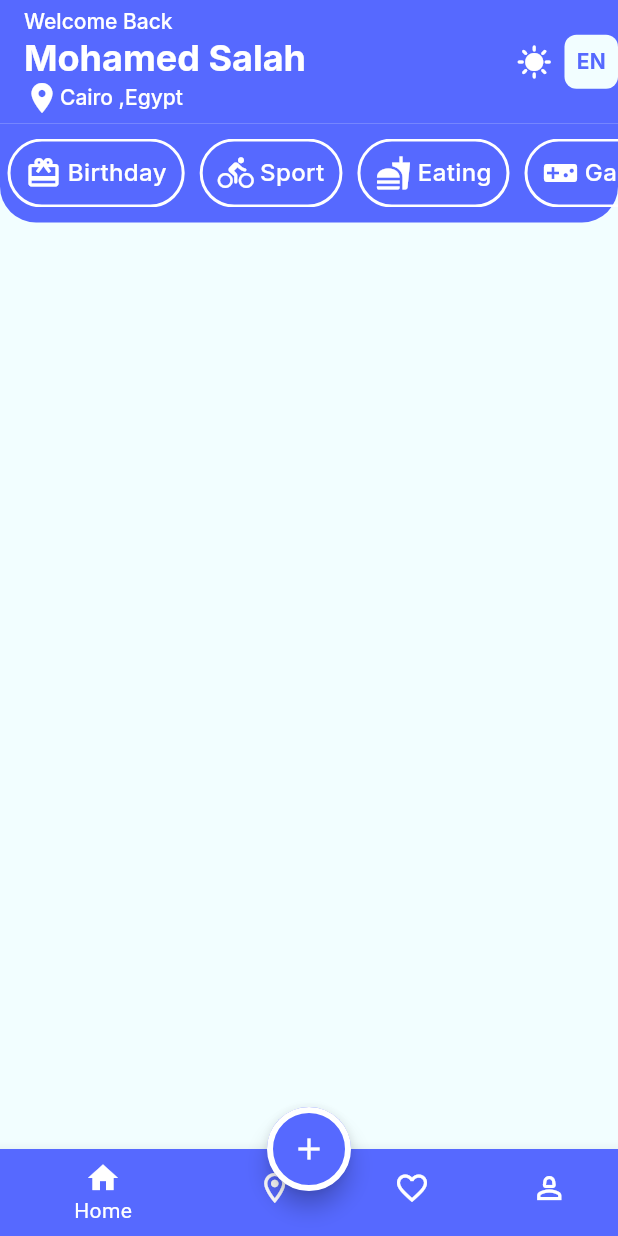
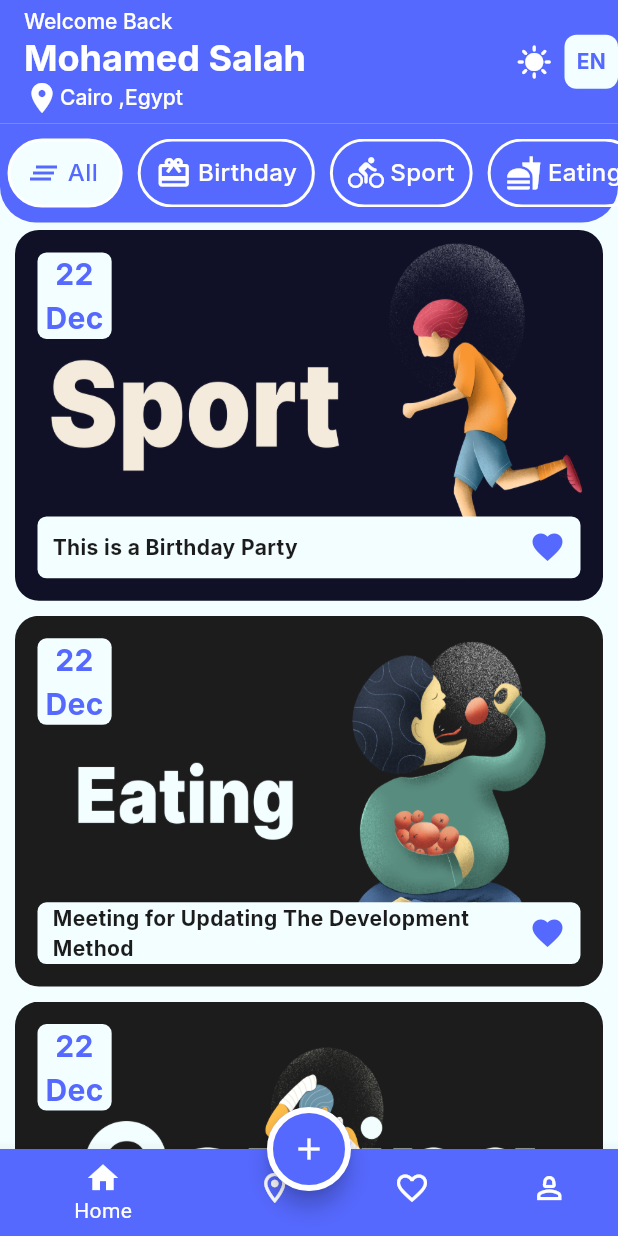
Before and after one commit to msalahzaki/event_planner, a Flutter app: the screen it shows after launch, on a phone screen of 412 x 824 dp. Run offline on Flutter 3.47's test engine with Material 3 defaults, Android fonts, the phone set to English and light mode, and no system bars; our stand-ins replace google_fonts, introduction_screen; generated files the repository leaves out were written again.

Commit message:
Home UI Complete

```diff
--- a/lib/core/utils/app_styles.dart
+++ b/lib/core/utils/app_styles.dart
@@ -15,6 +15,8 @@ class AppStyles {
       color: AppColor.primaryLight, fontSize: 16, fontWeight: FontWeight.w500);
   static TextStyle bold20black = GoogleFonts.inter(
       color: AppColor.black, fontSize: 20, fontWeight: FontWeight.w700);
+  static TextStyle bold14black = GoogleFonts.inter(
+      color: AppColor.black, fontSize: 14, fontWeight: FontWeight.w700);
   static TextStyle normal20blue = GoogleFonts.inter(
       color: AppColor.primaryLight, fontSize: 20, fontWeight: FontWeight.w500);
   static TextStyle normal16black = GoogleFonts.inter(
--- a/lib/tabs/home.dart
+++ b/lib/tabs/home.dart
@@ -14,7 +14,12 @@ class Home extends StatefulWidget {
 
 class _HomeState extends State<Home> {
   int current_index = 0;
-  List<Widget> tab = [const HomePage(), const FavoritePage(), const MapPage(), const ProfilePage()];
+  List<Widget> tab = [
+    const HomePage(),
+    const MapPage(),
+    const FavoritePage(),
+    const ProfilePage()
+  ];
   @override
   Widget build(BuildContext context) {
     var local = AppLocalizations.of(context)!;
--- a/lib/tabs/home_page/category_widget.dart
+++ b/lib/tabs/home_page/category_widget.dart
@@ -3,17 +3,23 @@ import 'package:event_planner/core/utils/app_styles.dart';
 import 'package:flutter/material.dart';
 
 class CategoryWidget extends StatelessWidget {
-  const CategoryWidget({super.key, required this.icon, required this.label});
+  const CategoryWidget(
+      {super.key,
+      required this.icon,
+      required this.label,
+      required this.isSelected});
 
   final IconData icon;
   final String label;
+  final bool isSelected;
 
   @override
   Widget build(BuildContext context) {
     Size size = MediaQuery.of(context).size;
     return Container(
       decoration: BoxDecoration(
-        borderRadius: BorderRadius.circular(60),
+        color: isSelected ? AppColor.semiblue : AppColor.transpernt,
+        borderRadius: BorderRadius.circular(30),
         border: Border.all(color: AppColor.white, width: 2),
       ),
       padding: const EdgeInsets.symmetric(horizontal: 10),
@@ -22,14 +28,15 @@ class CategoryWidget extends StatelessWidget {
         children: [
           Icon(
             icon,
-            color: AppColor.white,
+            color: isSelected ? AppColor.primaryLight : AppColor.white,
           ),
           SizedBox(
             width: size.width * 0.01,
           ),
           Text(
             label,
-            style: AppStyles.normal16white,
+            style:
+                isSelected ? AppStyles.normal16blue : AppStyles.normal16white,
           )
         ],
       ),
--- /dev/null
+++ b/lib/tabs/home_page/event_item_widegt.dart
@@ -0,0 +1,74 @@
+import 'package:event_planner/core/utils/app_color.dart';
+import 'package:event_planner/core/utils/app_styles.dart';
+import 'package:flutter/material.dart';
+
+class EventItemWidegt extends StatelessWidget {
+  const EventItemWidegt(
+      {super.key,
+      required this.image,
+      required this.date,
+      required this.title,
+      required this.isFavorite});
+
+  final String image;
+  final String date;
+  final String title;
+  final bool isFavorite;
+
+  @override
+  Widget build(BuildContext context) {
+    Size size = MediaQuery.of(context).size;
+    return Container(
+      margin: const EdgeInsets.symmetric(horizontal: 10, vertical: 5),
+      height: size.height * .3,
+      decoration: BoxDecoration(
+        borderRadius: BorderRadius.circular(16),
+        image: DecorationImage(image: AssetImage(image), fit: BoxFit.fill),
+      ),
+      child: Column(
+        crossAxisAlignment: CrossAxisAlignment.start,
+        children: [
+          Container(
+            margin: const EdgeInsets.all(15),
+            height: size.height * 0.07,
+            width: size.width * 0.12,
+            decoration: BoxDecoration(
+              color: AppColor.semiblue,
+              borderRadius: BorderRadius.circular(6),
+            ),
+            child: Text(
+              date,
+              style: AppStyles.bold20blue,
+              textAlign: TextAlign.center,
+            ),
+          ),
+          const Spacer(),
+          Container(
+            padding: const EdgeInsets.symmetric(horizontal: 10),
+            margin: const EdgeInsets.all(15),
+            height: size.height * 0.05,
+            width: double.infinity,
+            decoration: BoxDecoration(
+              color: AppColor.semiblue,
+              borderRadius: BorderRadius.circular(6),
+            ),
+            child: Row(
+              mainAxisAlignment: MainAxisAlignment.spaceBetween,
+              children: [
+                Expanded(
+                    child: Text(
+                  title,
+                  style: AppStyles.bold14black,
+                )),
+                Icon(
+                  isFavorite ? Icons.favorite : Icons.favorite_border,
+                  color: AppColor.primaryLight,
+                )
+              ],
+            ),
+          )
+        ],
+      ),
+    );
+  }
+}
--- a/lib/tabs/home_page/home_page.dart
+++ b/lib/tabs/home_page/home_page.dart
@@ -2,6 +2,7 @@ import 'package:event_planner/core/utils/app_color.dart';
 import 'package:event_planner/core/utils/app_styles.dart';
 import 'package:event_planner/model/category_model.dart';
 import 'package:event_planner/tabs/home_page/category_widget.dart';
+import 'package:event_planner/tabs/home_page/event_item_widegt.dart';
 import 'package:flutter/material.dart';
 import 'package:flutter_gen/gen_l10n/app_localizations.dart';
 
@@ -14,6 +15,7 @@ class HomePage extends StatefulWidget {
 
 class _HomePageState extends State<HomePage> {
   List<CategoryModel> categories = Categories.getCategories();
+  int selectedCategory = -1;
   @override
   Widget build(BuildContext context) {
     var local = AppLocalizations.of(context)!;
@@ -71,27 +73,70 @@ class _HomePageState extends State<HomePage> {
           Container(
             padding: const EdgeInsets.symmetric(vertical: 10),
             height: size.height * 0.08,
-            decoration: const BoxDecoration(
-                borderRadius: BorderRadius.only(
+            decoration: BoxDecoration(
+                borderRadius: const BorderRadius.only(
                     bottomLeft: Radius.circular(24),
                     bottomRight: Radius.circular(24)),
-                color: AppColor.primaryLight),
+                color: Theme.of(context).primaryColor),
             child: Row(
               children: [
+                InkWell(
+                  onTap: () {
+                    selectedCategory = -1;
+                    setState(() {});
+                  },
+                  child: SizedBox(
+                    height: double.infinity,
+                    child: CategoryWidget(
+                      icon: Icons.clear_all,
+                      label: "All ",
+                      isSelected: selectedCategory == -1,
+                    ),
+                  ),
+                ),
                 Expanded(
                   child: ListView.builder(
                     scrollDirection: Axis.horizontal,
                     itemCount: categories.length,
                     itemBuilder: (context, index) {
-                      return CategoryWidget(
+                      return InkWell(
+                        onTap: () {
+                          selectedCategory = index;
+                          setState(() {});
+                        },
+                        child: CategoryWidget(
                           icon: categories[index].icon,
-                          label: categories[index].name);
+                          label: categories[index].name,
+                          isSelected: index == selectedCategory,
+                        ),
+                      );
                     },
                   ),
                 ),
               ],
             ),
           ),
+          Expanded(
+            child: ListView(
+              children: [
+                EventItemWidegt(
+                    image: categories[1].image,
+                    date: "22 Dec",
+                    title: "This is a Birthday Party ",
+                    isFavorite: true),
+                EventItemWidegt(
+                    image: categories[2].image,
+                    date: "22 Dec",
+                    title: "Meeting for Updating The Development Method",
+                    isFavorite: true),
+                EventItemWidegt(
+                    image: categories[3].image,
+                    date: "22 Dec",
+                    title: "",
+                    isFavorite: true),
+              ],
+            ),
+          )
         ],
       ),
     );
```
Also changed, not shown: lib/l10n/app_ar.arb (+13 -0 lines), lib/l10n/app_en.arb (+11 -3 lines), lib/tabs/events/add_event_screen.dart (added, +30 -0 lines), lib/tabs/love/favorite_page.dart (+57 -1 lines).
